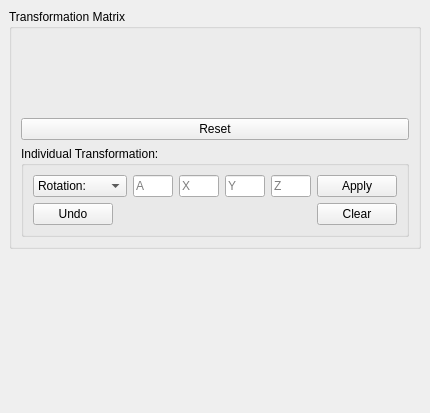
The window that include/Polyhedron/demo/Polyhedron/Plugins/PCA/Transformation_widget.ui (CrealityOfficial/cgal) describes before a commit, drawn with Qt 5.
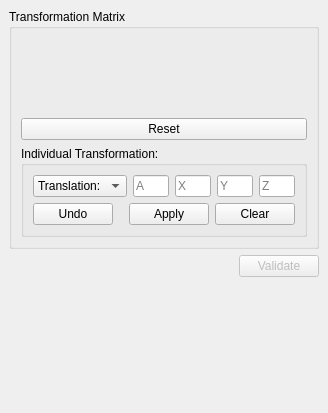
The same window after the commit.

```diff
--- a/include/Polyhedron/demo/Polyhedron/Plugins/PCA/Transformation_widget.ui
+++ b/include/Polyhedron/demo/Polyhedron/Plugins/PCA/Transformation_widget.ui
@@ -6,7 +6,7 @@
    <rect>
     <x>0</x>
     <y>0</y>
-    <width>430</width>
+    <width>328</width>
     <height>413</height>
    </rect>
   </property>
@@ -160,12 +160,21 @@
            </property>
            <layout class="QVBoxLayout" name="verticalLayout_3">
             <item>
-             <layout class="QHBoxLayout" name="horizontalLayout_2">
+             <layout class="QHBoxLayout" name="horizontalLayout_2" stretch="0,1,1,1,1">
               <item>
                <widget class="QComboBox" name="transfo_ComboBox">
+                <property name="sizePolicy">
+                 <sizepolicy hsizetype="Fixed" vsizetype="Fixed">
+                  <horstretch>0</horstretch>
+                  <verstretch>0</verstretch>
+                 </sizepolicy>
+                </property>
                 <property name="toolTip">
                  <string>Angle, axis coordinates</string>
                 </property>
+                <property name="currentIndex">
+                 <number>1</number>
+                </property>
                 <item>
                  <property name="text">
                   <string extracomment="Angle, axis coordinates">Rotation: </string>
@@ -234,20 +243,10 @@
                 </property>
                </widget>
               </item>
-              <item>
-               <widget class="QPushButton" name="applyTransfo_Button">
-                <property name="toolTip">
-                 <string>Saves the current state and applies the transformation.</string>
-                </property>
-                <property name="text">
-                 <string>Apply</string>
-                </property>
-               </widget>
-              </item>
              </layout>
             </item>
             <item>
-             <layout class="QHBoxLayout" name="horizontalLayout_3" stretch="0,1,0">
+             <layout class="QHBoxLayout" name="horizontalLayout_3" stretch="0,1,0,0">
               <item>
                <widget class="QPushButton" name="undoButton">
                 <property name="toolTip">
@@ -271,6 +270,16 @@
                 </property>
                </spacer>
               </item>
+              <item>
+               <widget class="QPushButton" name="applyTransfo_Button">
+                <property name="toolTip">
+                 <string>Saves the current state and applies the transformation.</string>
+                </property>
+                <property name="text">
+                 <string>Apply</string>
+                </property>
+               </widget>
+              </item>
               <item>
                <widget class="QPushButton" name="clearButton">
                 <property name="toolTip">
@@ -291,6 +300,33 @@
       </item>
      </layout>
     </item>
+    <item>
+     <layout class="QHBoxLayout" name="validateLayout">
+      <item>
+       <spacer name="horizontalSpacer_2">
+        <property name="orientation">
+         <enum>Qt::Horizontal</enum>
+        </property>
+        <property name="sizeHint" stdset="0">
+         <size>
+          <width>40</width>
+          <height>20</height>
+         </size>
+        </property>
+       </spacer>
+      </item>
+      <item>
+       <widget class="QPushButton" name="validatePushButton">
+        <property name="enabled">
+         <bool>false</bool>
+        </property>
+        <property name="text">
+         <string>Validate</string>
+        </property>
+       </widget>
+      </item>
+     </layout>
+    </item>
     <item>
      <spacer name="verticalSpacer">
       <property name="orientation">
```
